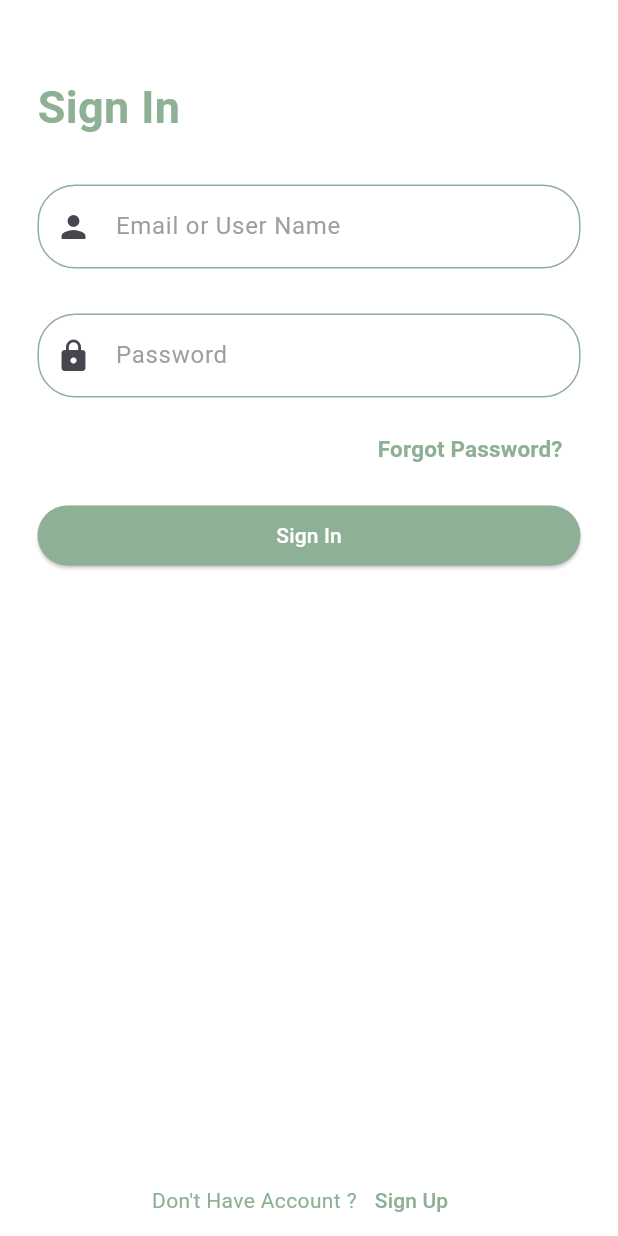
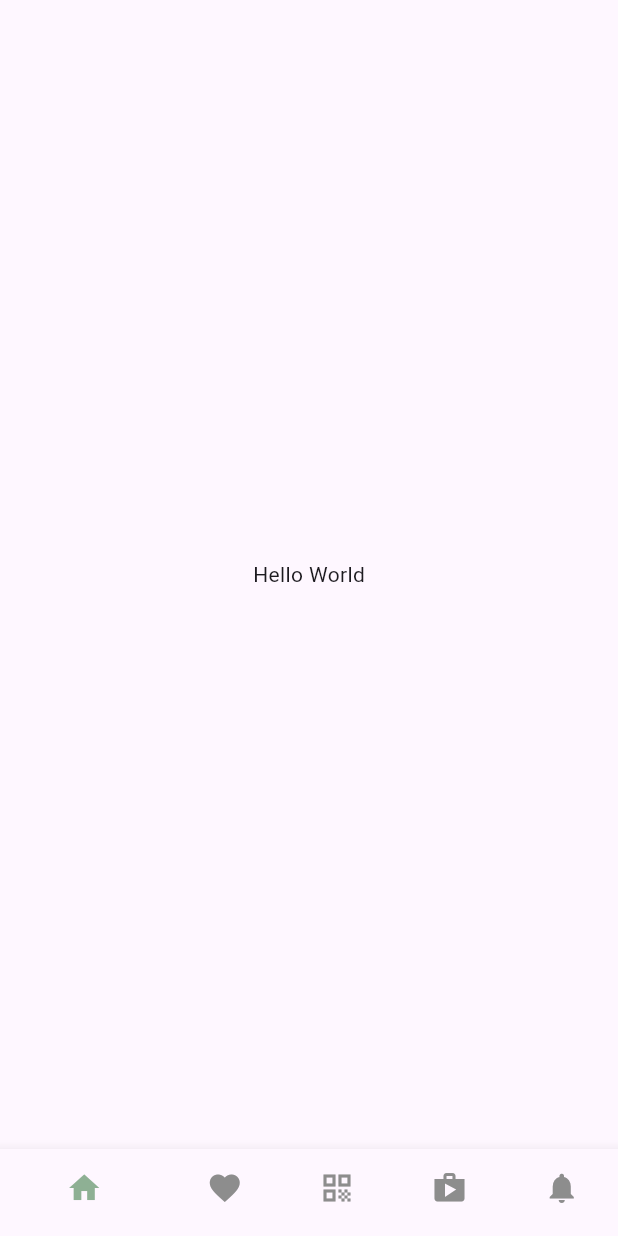
Before and after one commit to RestoRun1/resto_run_mobile, a Flutter app: the screen it shows after launch, on a phone screen of 412 x 824 dp. Run offline on Flutter 3.47's test engine with Material 3 defaults, Android fonts, the phone set to English and light mode, and no system bars.

Commit message:
Colors Added in AppColors.dart file for reusability and Bottom Navigation Bar Works

```diff
--- /dev/null
+++ b/lib/Color/AppColors.dart
@@ -0,0 +1,18 @@
+import 'package:flutter/material.dart';
+
+class AppColors {
+  static const Color white = Color.fromRGBO(255, 255, 255, 1);
+
+  static const Color buttonTextGreen = Color.fromRGBO(47, 75, 78, 1);
+  static const Color unselectedNavItem = Color.fromRGBO(141, 141, 141, 1);
+
+  static const Color lightGreen = Color.fromRGBO(142, 176, 148, 1);
+  static const Color darkGreen = Color.fromRGBO(31, 42, 37, 1);
+  static const Color lightRed = Color.fromRGBO(214, 75, 86, 1);
+  static const Color dotBlack = Color.fromRGBO(33, 22, 22, 1);
+  static const Color dotGrey = Color.fromRGBO(73, 89, 89, 1);
+  static const Color backgroundLightWhite = Color.fromRGBO(249, 249, 249, 1);
+  static const Color unselectedTextGrey = Color.fromRGBO(155, 155, 155, 1);
+
+  static const Color searchBarGrey = Color.fromRGBO(49, 49, 49, 1);
+}
--- /dev/null
+++ b/lib/Pages/MainPage.dart
@@ -0,0 +1,72 @@
+import 'package:flutter/material.dart';
+import 'package:resto_run_mobile/Color/AppColors.dart';
+
+class MainPage extends StatefulWidget {
+  const MainPage({super.key});
+
+  // ignore: empty_constructor_bodies
+  @override
+  State<MainPage> createState() => _MainPageState();
+}
+
+class _MainPageState extends State<MainPage> {
+  int currentIndex = 0;
+
+  @override
+  Widget build(BuildContext context) => Scaffold(
+        body: const SafeArea(child: Center(child: Text("Hello World"))),
+        bottomNavigationBar: BottomNavigationBar(
+
+          showSelectedLabels: false,
+          showUnselectedLabels: false,
+
+          onTap: (index) => setState(() => currentIndex = index),
+          selectedIconTheme: const IconThemeData(
+            color: AppColors.lightGreen
+          ),
+
+          unselectedIconTheme: const IconThemeData(
+            color: AppColors.unselectedNavItem
+          ),
+
+          selectedLabelStyle: const TextStyle(
+            color: AppColors.lightGreen,
+            fontSize: 14,
+            fontWeight: FontWeight.bold
+          ),
+
+          unselectedLabelStyle: const TextStyle(
+            color: AppColors.unselectedNavItem,
+            fontSize: 10,
+            fontWeight: FontWeight.bold
+          ),
+
+          currentIndex: currentIndex,
+          items: const [
+            BottomNavigationBarItem(
+              icon: Icon(Icons.home),
+              label: "Home",
+            ),
+            BottomNavigationBarItem(
+                icon: Icon(Icons.favorite),
+                label: "Favourite",
+            ),
+
+            BottomNavigationBarItem(
+              icon: Icon(Icons.qr_code),
+              label: "QR"
+            ),
+
+            BottomNavigationBarItem(
+              icon: Icon(Icons.shop),
+              label: "Shop"
+            ),
+
+            BottomNavigationBarItem(
+                icon: Icon(Icons.notifications),
+                label: "Notification"
+            ),
+          ],
+        ),
+      );
+}
--- a/lib/main.dart
+++ b/lib/main.dart
@@ -1,4 +1,5 @@
 import 'package:flutter/material.dart';
+import 'package:resto_run_mobile/Pages/MainPage.dart';
 import 'package:resto_run_mobile/Pages/SignUp.dart';
 import 'Pages/SignIn.dart';
 
@@ -14,11 +15,13 @@
   Widget build(BuildContext context) {
     return MaterialApp(
       debugShowCheckedModeBanner: false,
-      home: SignIn(),
+      home: MainPage(),
       routes: {
         '/signIn' : (context) => SignIn(),
-        '/signUp' : (context) => SignUp()
+        '/signUp' : (context) => SignUp(),
+        '/mainPage' : (context) => MainPage()
       },
+
     );
 
     /*
```
